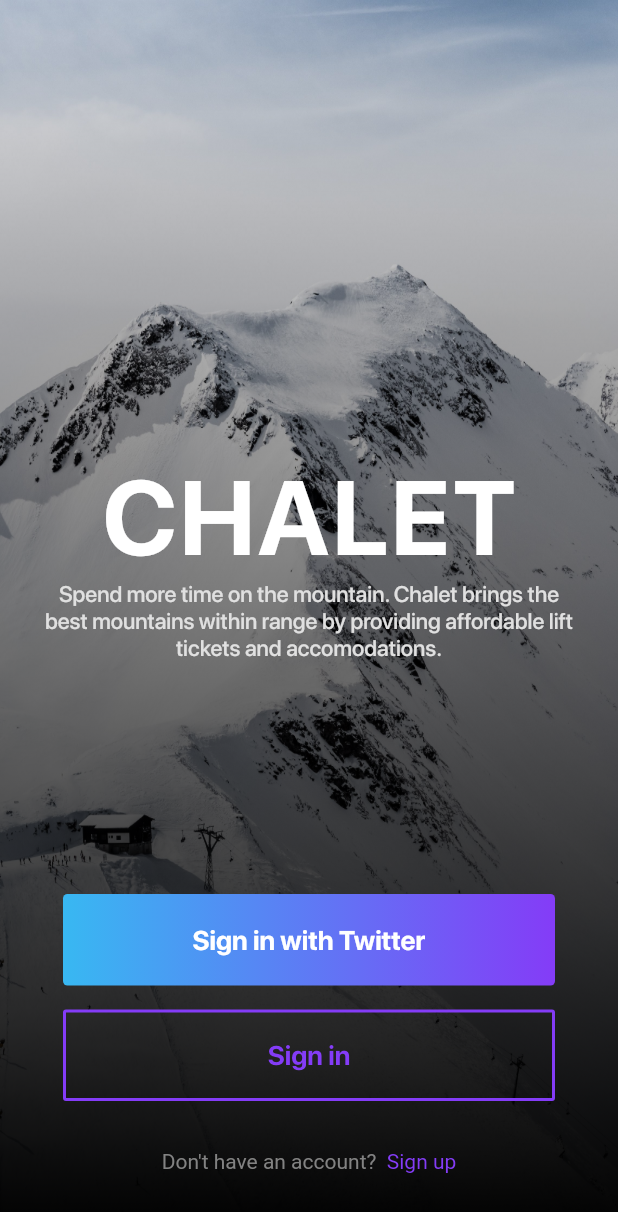
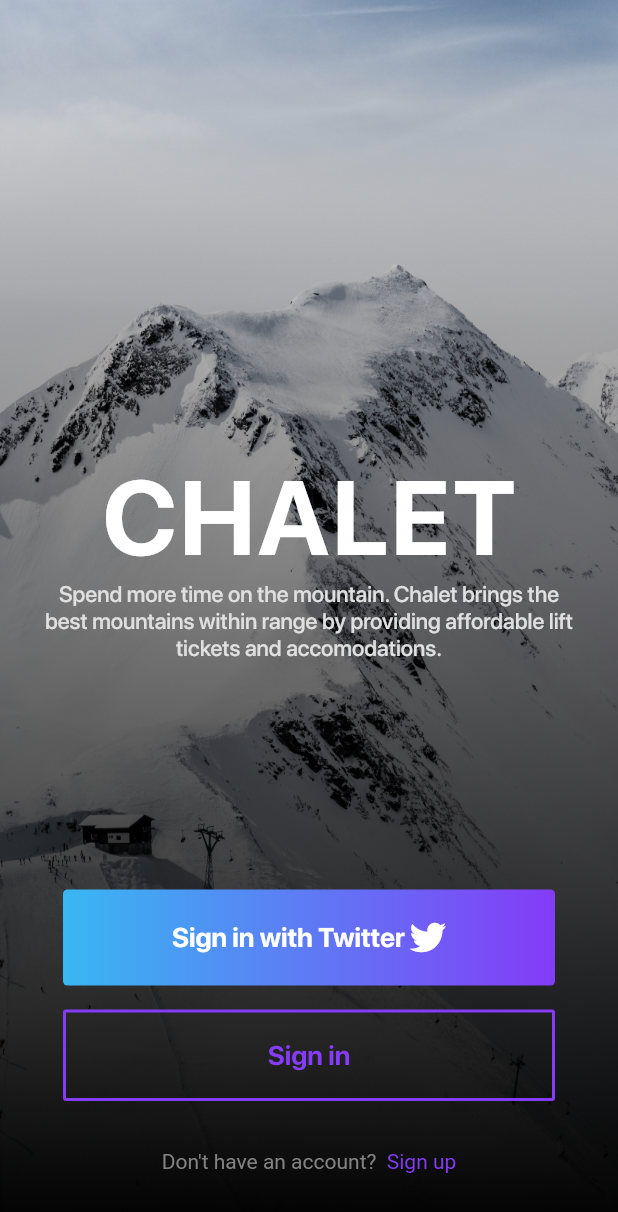
Before and after one commit to MichaelMarner/chalet-login, a Flutter app: the screen it shows after launch, on a phone screen of 412 x 824 dp. Shown: the top 1212 px of the screen. Run offline on Flutter 3.47's test engine with Material 2 defaults, Android fonts, the phone set to English and light mode, and no system bars; our stand-ins replace font_awesome_flutter.

Commit message:
Add twitter icon

```diff
--- a/lib/main.dart
+++ b/lib/main.dart
@@ -1,5 +1,6 @@
 import 'package:flutter/material.dart';
 import 'package:flutter/cupertino.dart';
+import 'package:font_awesome_flutter/font_awesome_flutter.dart';
 import './gradient-button.dart';
 import 'dart:ui';
 
@@ -128,13 +129,22 @@ class _MyHomePageState extends State<MyHomePage> {
                   padding: const EdgeInsets.symmetric(horizontal: 16),
                   child: GradientButton(
                     padding: EdgeInsets.symmetric(vertical: 20),
-                    child: Text(
-                      'Sign in with Twitter',
-                      style: TextStyle(
-                          fontFamily: 'SF Pro Display',
-                          fontWeight: FontWeight.bold,
+                    child: Row(
+                      mainAxisAlignment: MainAxisAlignment.center,
+                      children: <Widget>[
+                        Text(
+                          'Sign in with Twitter ',
+                          style: TextStyle(
+                              fontFamily: 'SF Pro Display',
+                              fontWeight: FontWeight.bold,
+                              color: Colors.white,
+                              fontSize: 18),
+                        ),
+                        Icon(
+                          FontAwesomeIcons.twitter,
                           color: Colors.white,
-                          fontSize: 18),
+                        )
+                      ],
                     ),
                     fill: LinearGradient(colors: [
                       Color.fromARGB(255, 56, 184, 242),
--- a/pubspec.yaml
+++ b/pubspec.yaml
@@ -19,6 +19,7 @@ dependencies:
   # The following adds the Cupertino Icons font to your application.
   # Use with the CupertinoIcons class for iOS style icons.
   cupertino_icons: ^0.1.2
+  font_awesome_flutter: ^8.4.0
 
 dev_dependencies:
   flutter_test:
```
Also changed, not shown: pubspec.lock.
